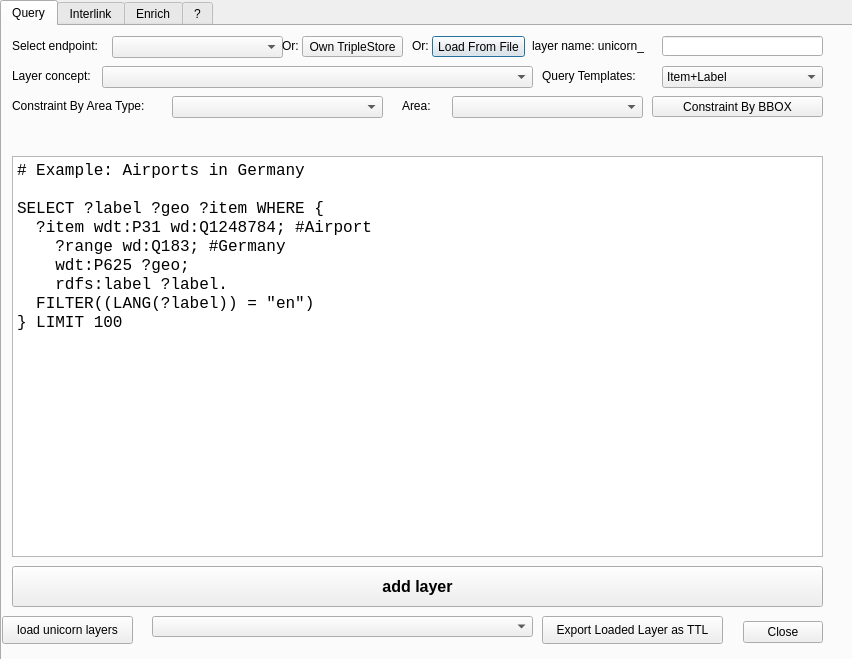
Above: sparql_unicorn/sparql_unicorn_dialog_base.ui from sparqlunicorn/sparqlunicornGoesGIS before the change. Below: the same form after it.
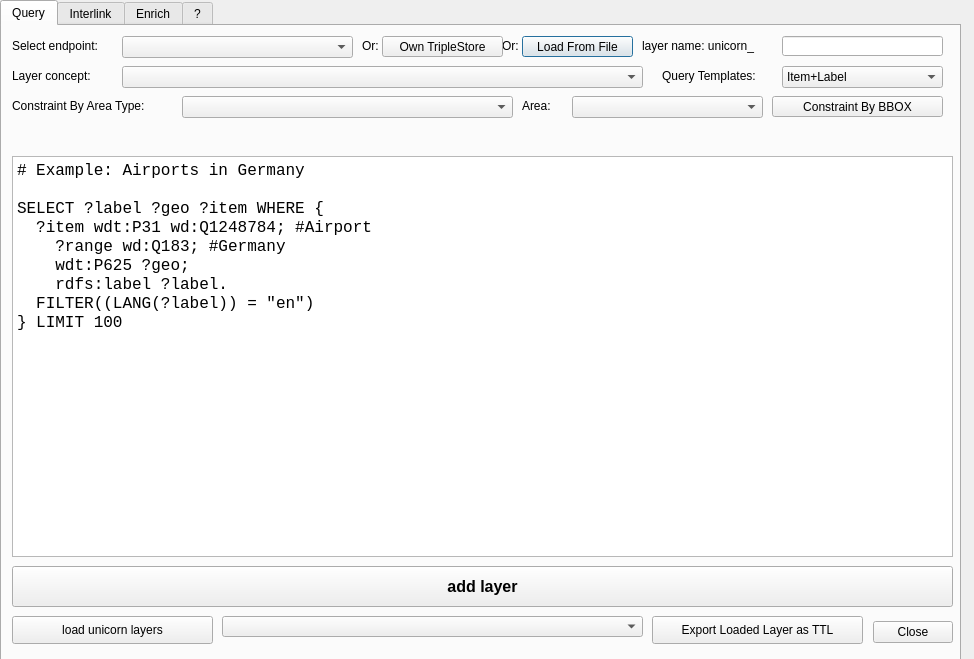
That is the form after the change.

Commit message: Restructured code to use new config -- untested

What changed in the file:
```diff
--- a/sparql_unicorn/sparql_unicorn_dialog_base.ui
+++ b/sparql_unicorn/sparql_unicorn_dialog_base.ui
@@ -6,7 +6,7 @@
    <rect>
     <x>0</x>
     <y>0</y>
-    <width>852</width>
+    <width>974</width>
     <height>659</height>
    </rect>
   </property>
@@ -31,7 +31,7 @@
     <rect>
      <x>0</x>
      <y>0</y>
-     <width>861</width>
+     <width>961</width>
      <height>661</height>
     </rect>
    </property>
@@ -47,7 +47,7 @@
       <rect>
        <x>10</x>
        <y>10</y>
-       <width>91</width>
+       <width>111</width>
        <height>20</height>
       </rect>
      </property>
@@ -58,9 +58,9 @@
     <widget class="QComboBox" name="comboBox">
      <property name="geometry">
       <rect>
-       <x>110</x>
+       <x>120</x>
        <y>10</y>
-       <width>171</width>
+       <width>231</width>
        <height>22</height>
       </rect>
      </property>
@@ -70,7 +70,7 @@
       <rect>
        <x>10</x>
        <y>40</y>
-       <width>91</width>
+       <width>101</width>
        <height>20</height>
       </rect>
      </property>
@@ -81,9 +81,9 @@
     <widget class="QComboBox" name="layerconcepts">
      <property name="geometry">
       <rect>
-       <x>100</x>
+       <x>120</x>
        <y>40</y>
-       <width>431</width>
+       <width>521</width>
        <height>22</height>
       </rect>
      </property>
@@ -91,7 +91,7 @@
     <widget class="QLabel" name="label_4">
      <property name="geometry">
       <rect>
-       <x>410</x>
+       <x>500</x>
        <y>10</y>
        <width>21</width>
        <height>20</height>
@@ -104,9 +104,9 @@
     <widget class="QPushButton" name="loadFileButton">
      <property name="geometry">
       <rect>
-       <x>430</x>
+       <x>520</x>
        <y>10</y>
-       <width>93</width>
+       <width>111</width>
        <height>21</height>
       </rect>
      </property>
@@ -117,9 +117,9 @@
     <widget class="QLabel" name="label">
      <property name="geometry">
       <rect>
-       <x>530</x>
+       <x>640</x>
        <y>10</y>
-       <width>121</width>
+       <width>151</width>
        <height>20</height>
       </rect>
      </property>
@@ -130,7 +130,7 @@
     <widget class="QLineEdit" name="inp_label">
      <property name="geometry">
       <rect>
-       <x>660</x>
+       <x>780</x>
        <y>10</y>
        <width>161</width>
        <height>20</height>
@@ -142,7 +142,7 @@
       <rect>
        <x>10</x>
        <y>130</y>
-       <width>811</width>
+       <width>941</width>
        <height>401</height>
       </rect>
      </property>
@@ -169,7 +169,7 @@
       <rect>
        <x>10</x>
        <y>540</y>
-       <width>811</width>
+       <width>941</width>
        <height>41</height>
       </rect>
      </property>
@@ -187,9 +187,9 @@
     <widget class="QPushButton" name="btn_loadunicornlayers">
      <property name="geometry">
       <rect>
-       <x>0</x>
+       <x>10</x>
        <y>590</y>
-       <width>131</width>
+       <width>201</width>
        <height>28</height>
       </rect>
      </property>
@@ -200,9 +200,9 @@
     <widget class="QComboBox" name="loadedLayers">
      <property name="geometry">
       <rect>
-       <x>150</x>
+       <x>220</x>
        <y>590</y>
-       <width>381</width>
+       <width>421</width>
        <height>21</height>
       </rect>
      </property>
@@ -210,9 +210,9 @@
     <widget class="QPushButton" name="exportLayers">
      <property name="geometry">
       <rect>
-       <x>540</x>
+       <x>650</x>
        <y>590</y>
-       <width>181</width>
+       <width>211</width>
        <height>28</height>
       </rect>
      </property>
@@ -223,7 +223,7 @@
     <widget class="QDialogButtonBox" name="button_box">
      <property name="geometry">
       <rect>
-       <x>730</x>
+       <x>860</x>
        <y>590</y>
        <width>91</width>
        <height>32</height>
@@ -241,7 +241,7 @@
       <rect>
        <x>10</x>
        <y>70</y>
-       <width>151</width>
+       <width>171</width>
        <height>20</height>
       </rect>
      </property>
@@ -252,9 +252,9 @@
     <widget class="QComboBox" name="areaconcepts">
      <property name="geometry">
       <rect>
-       <x>170</x>
+       <x>180</x>
        <y>70</y>
-       <width>211</width>
+       <width>331</width>
        <height>22</height>
       </rect>
      </property>
@@ -262,7 +262,7 @@
     <widget class="QPushButton" name="bboxButton">
      <property name="geometry">
       <rect>
-       <x>650</x>
+       <x>770</x>
        <y>70</y>
        <width>171</width>
        <height>21</height>
@@ -275,7 +275,7 @@
     <widget class="QComboBox" name="areas">
      <property name="geometry">
       <rect>
-       <x>450</x>
+       <x>570</x>
        <y>70</y>
        <width>191</width>
        <height>22</height>
@@ -285,7 +285,7 @@
     <widget class="QLabel" name="label_9">
      <property name="geometry">
       <rect>
-       <x>400</x>
+       <x>520</x>
        <y>70</y>
        <width>41</width>
        <height>20</height>
@@ -311,7 +311,7 @@
     <widget class="QLabel" name="label_11">
      <property name="geometry">
       <rect>
-       <x>540</x>
+       <x>660</x>
        <y>40</y>
        <width>111</width>
        <height>20</height>
@@ -324,7 +324,7 @@
     <widget class="QComboBox" name="queryTemplates">
      <property name="geometry">
       <rect>
-       <x>660</x>
+       <x>780</x>
        <y>40</y>
        <width>161</width>
        <height>22</height>
@@ -344,7 +344,7 @@
     <widget class="QLabel" name="label_14">
      <property name="geometry">
       <rect>
-       <x>280</x>
+       <x>360</x>
        <y>10</y>
        <width>21</width>
        <height>20</height>
@@ -357,9 +357,9 @@
     <widget class="QPushButton" name="loadTripleStoreButton">
      <property name="geometry">
       <rect>
-       <x>300</x>
+       <x>380</x>
        <y>10</y>
-       <width>101</width>
+       <width>121</width>
        <height>21</height>
       </rect>
      </property>
```
Left out of the diff: 2 changed lines with no effect on the pictures. The commit also changes 2 other files.
